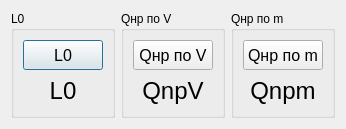
Ismaxis/212QtMay, file 3modules/thermalcapacity.ui: the form before one commit.
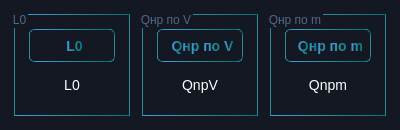
The form after the commit.

Patch:
```diff
--- a/3modules/thermalcapacity.ui
+++ b/3modules/thermalcapacity.ui
@@ -6,13 +6,76 @@
    <rect>
     <x>0</x>
     <y>0</y>
-    <width>342</width>
-    <height>129</height>
+    <width>400</width>
+    <height>130</height>
    </rect>
   </property>
+  <property name="sizePolicy">
+   <sizepolicy hsizetype="Expanding" vsizetype="Expanding">
+    <horstretch>0</horstretch>
+    <verstretch>0</verstretch>
+   </sizepolicy>
+  </property>
+  <property name="minimumSize">
+   <size>
+    <width>400</width>
+    <height>130</height>
+   </size>
+  </property>
+  <property name="maximumSize">
+   <size>
+    <width>400</width>
+    <height>130</height>
+   </size>
+  </property>
   <property name="windowTitle">
    <string>Module3</string>
   </property>
+  <property name="styleSheet">
+   <string notr="true">QDialog{
+	background:#131823;
+}
+
+QLabel{
+	color: #FFF;
+	font-size: 14px;
+}
+QLineEdit{
+	color: #536784;
+	border: 1px solid #324054;
+	font-size: 12px;
+}
+QRadioButton{
+	color: #FFF;
+}
+
+
+QGroupBox{
+	border: 1px solid qlineargradient(spread:pad, x1:0, y1:1, x2:1, y2:1, stop:0 rgba(65, 154, 232, 255), stop:0.5 rgba(41, 139, 147, 255), stop:1 rgba(0, 113, 122, 255));
+	margin: 3px;
+	padding: 5px;
+	color: #536784;
+}
+
+
+QPushButton{
+	background: #131823;
+	font-size: 14px;
+    border: 1px solid qlineargradient(spread:pad, x1:0, y1:1, x2:1, y2:1, stop:0 rgba(65, 154, 232, 255), stop:0.5 rgba(41, 139, 147, 255), stop:1 rgba(0, 113, 122, 255));
+	border-radius: 5px;
+	padding: 5 px 5px 5px 5px;
+	color: qlineargradient(spread:pad, x1:0, y1:1, x2:1, y2:1, stop:0 rgba(65, 154, 232, 255), stop:0.5 rgba(41, 139, 147, 255), stop:1 rgba(0, 113, 122, 255));
+	font-weight: 800;
+}
+QPushButton:hover {
+    background:qlineargradient(spread:pad, x1:0, y1:1, x2:1, y2:1, stop:0 rgba(65, 154, 232, 255), stop:0.5 rgba(41, 139, 147, 255), stop:1 rgba(0, 113, 122, 255)); 
+	color: #FFF;
+}
+
+QPushButton:pressed {
+    background:#0E1012;
+}   </string>
+  </property>
   <layout class="QGridLayout" name="gridLayout_4">
    <item row="0" column="0">
     <widget class="QGroupBox" name="L0">
@@ -30,7 +93,8 @@
         </property>
         <property name="font">
          <font>
-          <pointsize>12</pointsize>
+          <pointsize>-1</pointsize>
+          <bold>true</bold>
          </font>
         </property>
         <property name="text">
@@ -42,7 +106,7 @@
        <widget class="QLabel" name="PrintL0">
         <property name="font">
          <font>
-          <pointsize>18</pointsize>
+          <pointsize>-1</pointsize>
          </font>
         </property>
         <property name="text">
@@ -72,7 +136,8 @@
         </property>
         <property name="font">
          <font>
-          <pointsize>12</pointsize>
+          <pointsize>-1</pointsize>
+          <bold>true</bold>
          </font>
         </property>
         <property name="text">
@@ -84,7 +149,7 @@
        <widget class="QLabel" name="PrintQnpV">
         <property name="font">
          <font>
-          <pointsize>18</pointsize>
+          <pointsize>-1</pointsize>
          </font>
         </property>
         <property name="text">
@@ -100,6 +165,11 @@
    </item>
    <item row="0" column="2">
     <widget class="QGroupBox" name="Qnpm">
+     <property name="font">
+      <font>
+       <pointsize>9</pointsize>
+      </font>
+     </property>
      <property name="title">
       <string>Qнp по m</string>
      </property>
@@ -114,7 +184,8 @@
         </property>
         <property name="font">
          <font>
-          <pointsize>12</pointsize>
+          <pointsize>-1</pointsize>
+          <bold>true</bold>
          </font>
         </property>
         <property name="text">
@@ -126,7 +197,7 @@
        <widget class="QLabel" name="PrintQnpm">
         <property name="font">
          <font>
-          <pointsize>18</pointsize>
+          <pointsize>-1</pointsize>
          </font>
         </property>
         <property name="text">
```
